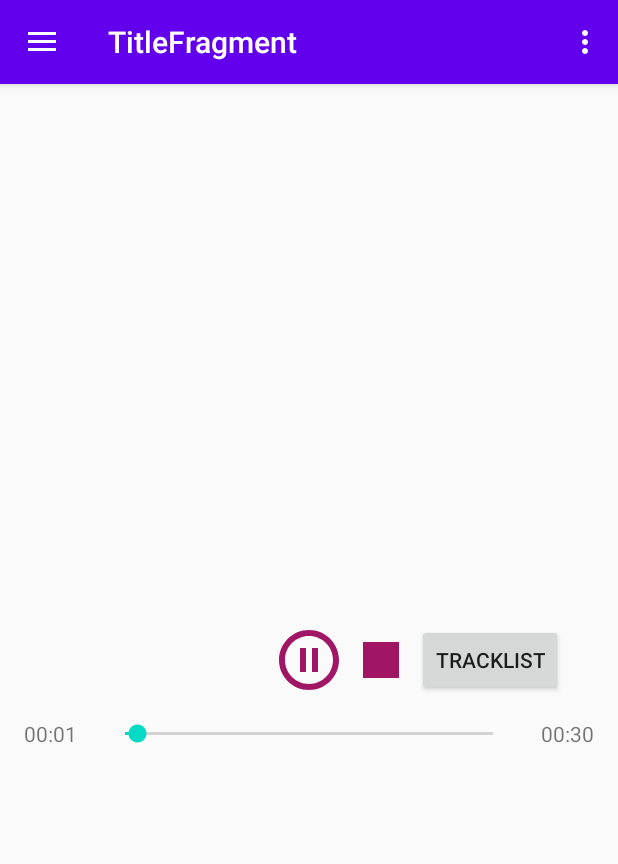
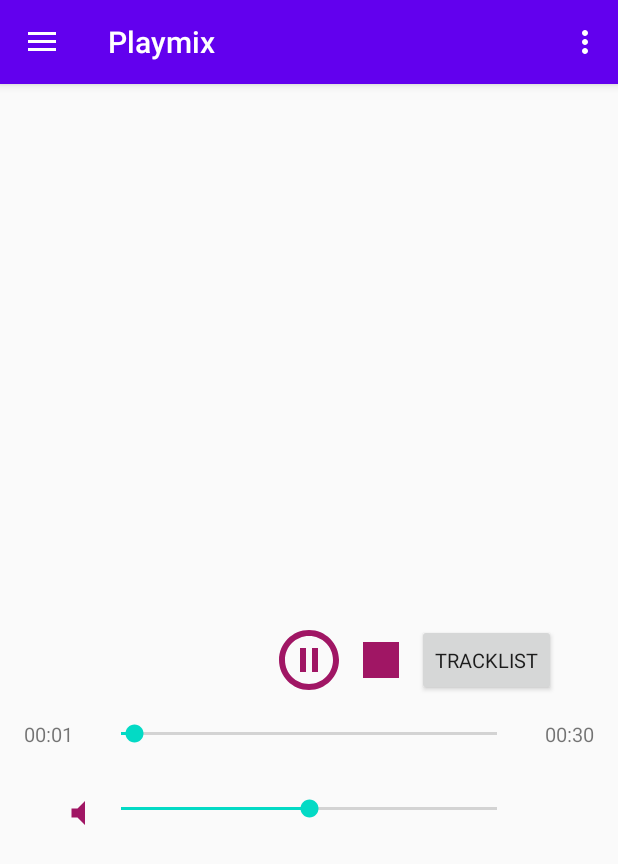
Before and after one commit to cnuptak/PlaymixAndroid, an Android app: the screen it shows after launch (MainActivity), after a tap on an icon or button, on a phone screen of 412 x 824 dp. Shown: the top 864 px of the screen. Run offline under Robolectric (Android 15) with nearby library versions, the phone set to English and light mode, and no system bars; our stand-ins replace Timber, data binding, navigation-ui; 1 statement that could not run was skipped.

Commit message:
added some code for ViewModel

```diff
--- a/app/build.gradle
+++ b/app/build.gradle
@@ -40,8 +40,9 @@
     androidTestImplementation 'androidx.test.espresso:espresso-core:3.2.0'
     annotationProcessor "jakarta.xml.bind:jakarta.xml.bind-api:2.3.2"
     annotationProcessor "org.glassfish.jaxb:jaxb-runtime:2.3.2"
-    implementation 'androidx.navigation:navigation-fragment-ktx:2.0.0'
-    implementation 'androidx.navigation:navigation-ui-ktx:2.0.0'
+    implementation 'androidx.navigation:navigation-fragment-ktx:2.2.2'
+    implementation 'androidx.navigation:navigation-ui-ktx:2.2.2'
     implementation "com.google.android.material:material:1.0.0"
     implementation "com.jakewharton.timber:timber:4.7.1"
+    implementation 'androidx.lifecycle:lifecycle-extensions:2.2.0'
 }
--- a/app/src/main/java/com/example/playmixandroid/MainActivity.kt
+++ b/app/src/main/java/com/example/playmixandroid/MainActivity.kt
@@ -3,9 +3,9 @@
 import android.media.MediaPlayer
 import android.os.Bundle
 import android.os.Handler
-import android.os.PersistableBundle
 import android.widget.Button
 import android.widget.SeekBar
+import android.widget.TextView
 import android.widget.Toast
 import androidx.appcompat.app.AppCompatActivity
 import androidx.databinding.DataBindingUtil
@@ -16,22 +16,29 @@
 import androidx.navigation.ui.NavigationUI
 import com.example.playmixandroid.databinding.ActivityMainBinding
 import kotlinx.android.synthetic.main.fragment_title.*
+import kotlinx.android.synthetic.main.fragment_title.view.*
 import timber.log.Timber
+import kotlin.concurrent.fixedRateTimer
 
-const val KEY_DURATION = "key_duration"
-const val KEY_TIMEPOSITION = "key_timeposition"
+
+//const val KEY_DURATION = "key_duration"
+//const val KEY_TIMEPOSITION = "key_timeposition"
 
 class MainActivity : AppCompatActivity() {
-    private var mediaPlayer : MediaPlayer? = null
+    private lateinit var mediaPlayer : MediaPlayer
     private lateinit var drawerLayout: DrawerLayout
-    private lateinit var trackTimer: TrackTimer
+//    private lateinit var trackTimer: TrackTimer
     private lateinit var runnable: Runnable
     private var handler: Handler = Handler()
 
     override fun onCreate(savedInstanceState: Bundle?) {
         super.onCreate(savedInstanceState)
         val binding = DataBindingUtil.setContentView<ActivityMainBinding>(this, R.layout.activity_main)
+
         drawerLayout = binding.drawerLayout
+
+//        val duration_time = findViewById(R.id.duration_time) as? TextView
+//        val current_time = findViewById(R.id.current_time) as? TextView
 
         val navController = this.findNavController(R.id.myNavHostFragment)
         NavigationUI.setupActionBarWithNavController(this, navController, drawerLayout)
@@ -46,36 +53,41 @@
         }
 
         mediaPlayer = MediaPlayer.create(this, R.raw.april)
+        mediaPlayer.isLooping = true
+        mediaPlayer.setVolume(0.5f,0.5f)
 
-        mediaPlayer?.setOnPreparedListener {
+        mediaPlayer.setOnPreparedListener {
             println("Ready to go")
             val playButton: Button = findViewById(R.id.play_button)
             playButton.setOnClickListener {
-                if (mediaPlayer?.isPlaying()!!) {
-                    mediaPlayer?.pause();
+                if (mediaPlayer.isPlaying) {
+                    mediaPlayer.pause();
                     playButton.setBackgroundResource(R.drawable.ic_play_circle_outline_black_24dp)
                     Toast.makeText(this, "Pause", Toast.LENGTH_SHORT).show()
                 } else {
-                    mediaPlayer?.start()
+                    mediaPlayer.start()
                     initializeSeekBar()
                     playButton.setBackgroundResource(R.drawable.ic_pause_circle_outline_black_24dp)
                     Toast.makeText(this, "Playing the file", Toast.LENGTH_SHORT).show()
                 }
             }
+
             val stopButton: Button = findViewById(R.id.stop_button)
             stopButton.setOnClickListener{
                 seek_bar.setProgress(0)
-                mediaPlayer?.stop()
+                mediaPlayer.stop()
                 Toast.makeText(this, "Stop", Toast.LENGTH_SHORT).show()
             }
+
         }
 
-        trackTimer = TrackTimer(this.lifecycle)
+//        trackTimer = TrackTimer(this.lifecycle)
 
-        seek_bar?.setOnSeekBarChangeListener(object : SeekBar.OnSeekBarChangeListener {
+        seek_bar?.setOnSeekBarChangeListener(
+            object : SeekBar.OnSeekBarChangeListener {
                 override fun onProgressChanged(seekBar: SeekBar?, progress: Int, fromUser: Boolean) {
                     if (fromUser) {
-                    mediaPlayer?.seekTo(progress * 1000)
+                        mediaPlayer.seekTo(progress * 1000)
                     }
                 }
 
@@ -84,11 +96,36 @@
 
                 override fun onStopTrackingTouch(seekBar: SeekBar?) {
                 }
-        })
-        if (savedInstanceState != null){
-            savedInstanceState.getInt(KEY_DURATION)
-            savedInstanceState.getInt(KEY_TIMEPOSITION)
             }
+        )
+
+//        volume_bar?.setOnSeekBarChangeListener(
+//            object : SeekBar.OnSeekBarChangeListener {
+//                override fun onProgressChanged(seekBar: SeekBar?, progress: Int, fromUser: Boolean) {
+//                    if (fromUser) {
+//                        val volumeNum = progress/100.0f
+//                        mediaPlayer.setVolume(volumeNum, volumeNum)
+//                    }
+//                }
+//
+//                override fun onStartTrackingTouch(seekBar: SeekBar?) {
+//                    TODO("Not yet implemented")
+//                }
+//
+//                override fun onStopTrackingTouch(seekBar: SeekBar?) {
+//                    TODO("Not yet implemented")
+//                }
+//            }
+//        )
+
+//        if (savedInstanceState != null){
+//            duration_time?.text = savedInstanceState.getString(KEY_DURATION)
+//            current_time?.text = savedInstanceState.getString(KEY_TIMEPOSITION)
+//        }
+
+//        binding.duration_time = fragment_title
+//        binding.fragment_title = fragment_title
+
     }
 
     fun millisecondsToTime(milliseconds: Int): String {
@@ -98,13 +135,13 @@
     }
 
     private fun initializeSeekBar() {
-        seek_bar.max = mediaPlayer?.seconds!!
+        seek_bar.max = mediaPlayer.seconds
         runnable = Runnable{
-            seek_bar.progress = mediaPlayer?.currentSeconds!!
-            current_time.text = millisecondsToTime(mediaPlayer?.currentSeconds!!)
+            seek_bar.progress = mediaPlayer.currentSeconds
+            current_time.text = millisecondsToTime(mediaPlayer.currentSeconds)
 
-            val timepos = mediaPlayer?.seconds!!
-            duration.text = millisecondsToTime(timepos)
+            val timepos = mediaPlayer.seconds
+            duration_time.text = millisecondsToTime(timepos)
             handler.postDelayed(runnable, 1000)
         }
         handler.postDelayed(runnable, 1000)
@@ -125,21 +162,21 @@
         return NavigationUI.navigateUp(navController, drawerLayout)
     }
 
-    override fun onSaveInstanceState(outState: Bundle) {
-        super.onSaveInstanceState(outState)
-        outState.putInt(KEY_DURATION, mediaPlayer?.currentSeconds!!)
-        outState.putInt(KEY_TIMEPOSITION, mediaPlayer?.seconds!!)
-        Timber.i("onSaveInstanceState called")
-    }
+//    override fun onSaveInstanceState(outState: Bundle) {
+//        super.onSaveInstanceState(outState)
+//        outState.putString(KEY_DURATION, millisecondsToTime(mediaPlayer.currentSeconds))
+//        outState.putString(KEY_TIMEPOSITION, millisecondsToTime(mediaPlayer.seconds))
+//        Timber.i("onSaveInstanceState called")
+//    }
 
     override fun onStart() {
         super.onStart()
         Timber.i("onStart called")
     }
 
-    override fun onRestoreInstanceState(savedInstanceState: Bundle) {
-        super.onRestoreInstanceState(savedInstanceState)
-    }
+//    override fun onRestoreInstanceState(savedInstanceState: Bundle?) {
+//        super.onRestoreInstanceState(savedInstanceState)
+//    }
 
     override fun onPause() {
         super.onPause()
--- /dev/null
+++ b/app/src/main/java/com/example/playmixandroid/PlaymixViewModel.kt
@@ -0,0 +1,15 @@
+package com.example.playmixandroid
+
+import android.util.Log
+import androidx.lifecycle.ViewModel
+
+class PlaymixViewModel : ViewModel() {
+    init {
+        Log.i("PlaymixViewModel", "PlaymixViewModel created!")
+    }
+
+    override fun onCleared() {
+        super.onCleared()
+        Log.i("PlaymixViewModel", "PlaymixViewModel destroyed!")
+    }
+}
--- a/app/src/main/java/com/example/playmixandroid/TitleFragment.kt
+++ b/app/src/main/java/com/example/playmixandroid/TitleFragment.kt
@@ -13,14 +13,30 @@
 import androidx.navigation.ui.NavigationUI
 import com.example.playmixandroid.databinding.FragmentTitleBinding
 import android.app.Activity
+import android.util.Log
+import android.widget.SeekBar
+import androidx.lifecycle.ViewModelProvider
+import kotlinx.android.synthetic.main.fragment_title.*
 
 class TitleFragment : Fragment() {
 
+    private lateinit var viewModel: PlaymixViewModel
+
     override fun onCreateView(inflater: LayoutInflater, container: ViewGroup?, savedInstanceState: Bundle?): View? {
-        val binding: FragmentTitleBinding = DataBindingUtil.inflate(inflater, R.layout.fragment_title, container, false)
+        val binding: FragmentTitleBinding = DataBindingUtil.inflate(
+            inflater,
+            R.layout.fragment_title,
+            container,
+            false
+        )
+
+        Log.i("TitleFragment","Called ViewModel.of!")
+        viewModel = ViewModelProvider(this).get(PlaymixViewModel::class.java)
+
         binding.TracklistButton.setOnClickListener (
             Navigation.createNavigateOnClickListener(R.id.action_titleFragment_to_tracklistFragment32)
         )
+
         setHasOptionsMenu(true)
         return binding.root
     }
--- /dev/null
+++ b/app/src/main/res/drawable/ic_volume_mute_black_24dp.xml
@@ -0,0 +1,5 @@
+<vector android:height="24dp" android:tint="#A01664"
+    android:viewportHeight="24.0" android:viewportWidth="24.0"
+    android:width="24dp" xmlns:android="http://schemas.android.com/apk/res/android">
+    <path android:fillColor="#FF000000" android:pathData="M7,9v6h4l5,5V4l-5,5H7z"/>
+</vector>
--- a/app/src/main/res/layout/fragment_title.xml
+++ b/app/src/main/res/layout/fragment_title.xml
@@ -5,6 +5,16 @@
         xmlns:tools="http://schemas.android.com/tools"
         tools:context="com.example.android.navigation.TitleFragment"
 >
+    <data>
+
+        <variable
+                name="duration_time"
+                type="Integer" />
+
+        <variable
+                name="current_time"
+                type="Integer" />
+    </data>
 
 <androidx.constraintlayout.widget.ConstraintLayout
     android:id="@+id/titleConstraint"
@@ -12,7 +22,6 @@
     android:layout_height="match_parent"
     android:orientation="vertical"
     android:layout_gravity="center_vertical">
-
 
     <Button
             android:id="@+id/play_button"
@@ -51,6 +60,7 @@
             android:layout_height="wrap_content"
             android:id="@+id/TracklistButton"
             tools:text="@string/tracklistbutton"
+            style="@style/inscription"
             app:layout_constraintTop_toTopOf="parent"
             app:layout_constraintBottom_toBottomOf="parent"
             android:text="@string/tracklistbutton"
@@ -65,26 +75,41 @@
             app:layout_constraintTop_toBottomOf="@+id/play_button"
             android:layout_marginTop="16dp"
             app:layout_constraintStart_toEndOf="@+id/current_time"
-            app:layout_constraintEnd_toStartOf="@+id/duration"
+            app:layout_constraintEnd_toStartOf="@+id/duration_time"
             />
 
+    <SeekBar
+            android:layout_width="0dp"
+            android:layout_height="wrap_content"
+            android:id="@+id/volume_bar"
+            app:layout_constraintStart_toStartOf="@+id/seek_bar"
+            app:layout_constraintEnd_toEndOf="@+id/seek_bar"
+            android:layout_marginTop="32dp"
+            app:layout_constraintTop_toBottomOf="@+id/seek_bar"
+            android:progress="50"
+            android:max="100"/>
+
     <TextView
-
             android:layout_width="wrap_content"
             android:layout_height="wrap_content"
-            android:id="@+id/duration"
+            android:id="@+id/duration_time"
+            android:text="@string/initial_time"
+            style="@style/inscription"
             app:layout_constraintBottom_toBottomOf="@+id/seek_bar"
             app:layout_constraintTop_toTopOf="@+id/seek_bar"
             app:layout_constraintStart_toEndOf="@+id/seek_bar"
             android:layout_marginStart="16dp"
             app:layout_constraintEnd_toEndOf="parent"
             android:layout_marginEnd="16dp"
-            app:layout_constraintHorizontal_bias="1.0"/>
+            app:layout_constraintHorizontal_bias="1.0"
+            />
 
     <TextView
             android:layout_width="wrap_content"
             android:layout_height="wrap_content"
             android:id="@+id/current_time"
+            android:text="@string/initial_time"
+            style="@style/inscription"
             app:layout_constraintEnd_toStartOf="@+id/seek_bar"
             android:layout_marginEnd="16dp"
             app:layout_constraintBottom_toBottomOf="@+id/seek_bar"
@@ -93,6 +118,15 @@
             android:layout_marginStart="16dp"
             app:layout_constraintHorizontal_bias="0.0"/>
 
+    <ImageView
+            android:layout_width="wrap_content"
+            android:layout_height="wrap_content"
+            app:srcCompat="@drawable/ic_volume_mute_black_24dp"
+            android:id="@+id/imageView2"
+            app:layout_constraintEnd_toStartOf="@+id/volume_bar"
+            app:layout_constraintTop_toTopOf="@+id/volume_bar"
+            android:contentDescription="@string/description"/>
+
 </androidx.constraintlayout.widget.ConstraintLayout>
 
 </layout>
--- a/app/src/main/res/navigation/navigation.xml
+++ b/app/src/main/res/navigation/navigation.xml
@@ -7,7 +7,7 @@
     <fragment
             android:id="@+id/titleFragment"
             android:name="com.example.playmixandroid.TitleFragment"
-            android:label="TitleFragment">
+            android:label="Playmix">
         <action
                 android:id="@+id/action_titleFragment_to_tracklistFragment32"
                 app:destination="@id/tracklistFragment3"
@@ -19,7 +19,7 @@
     <fragment
             android:id="@+id/tracklistFragment3"
             android:name="com.example.playmixandroid.TracklistFragment"
-            android:label="fragment_tracklist"
+            android:label="Tracklist"
             tools:layout="@layout/fragment_tracklist"/>
     <fragment
             android:id="@+id/aboutFragment"
--- a/app/src/main/res/values/strings.xml
+++ b/app/src/main/res/values/strings.xml
@@ -42,4 +42,6 @@
     <string name="share">Share</string>
     <string name="settings">Settings</string>
     <string name="switch2">Switch</string>
+    <string name="initial_time">00:00</string>
+    <string name="description">0</string>
 </resources>
```
Lines whose indentation alone changed are shown as unchanged.
